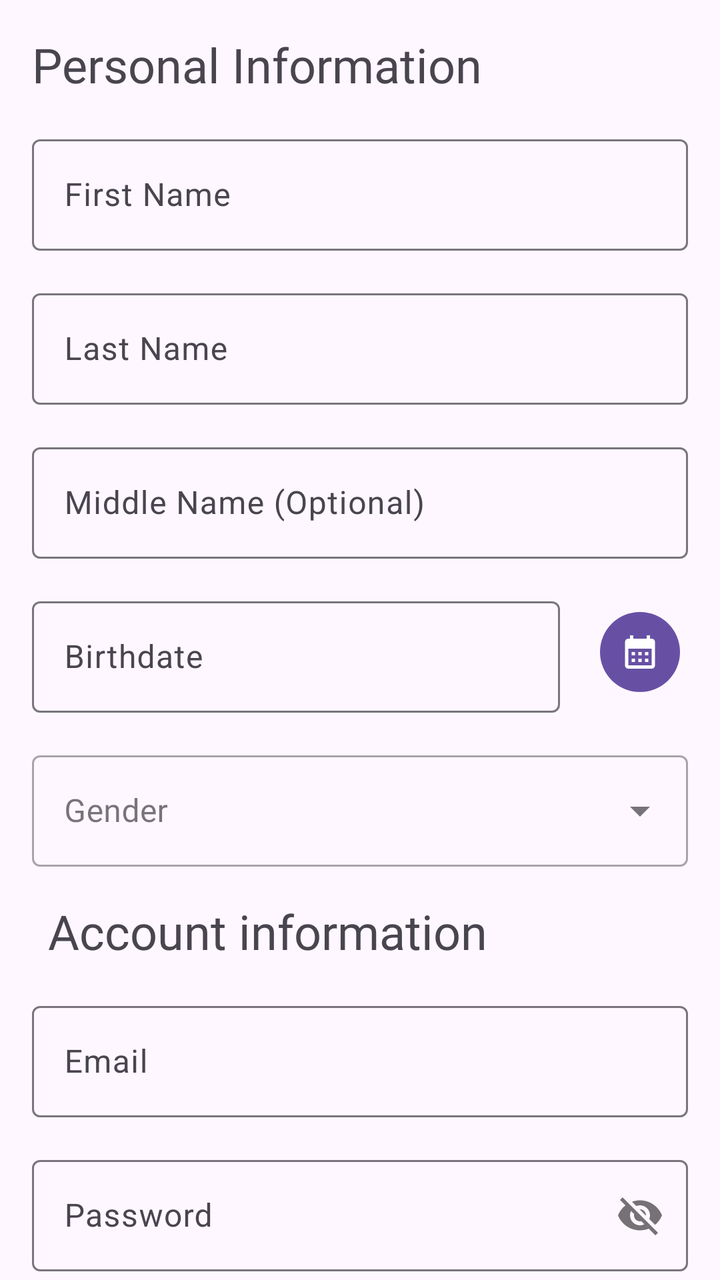
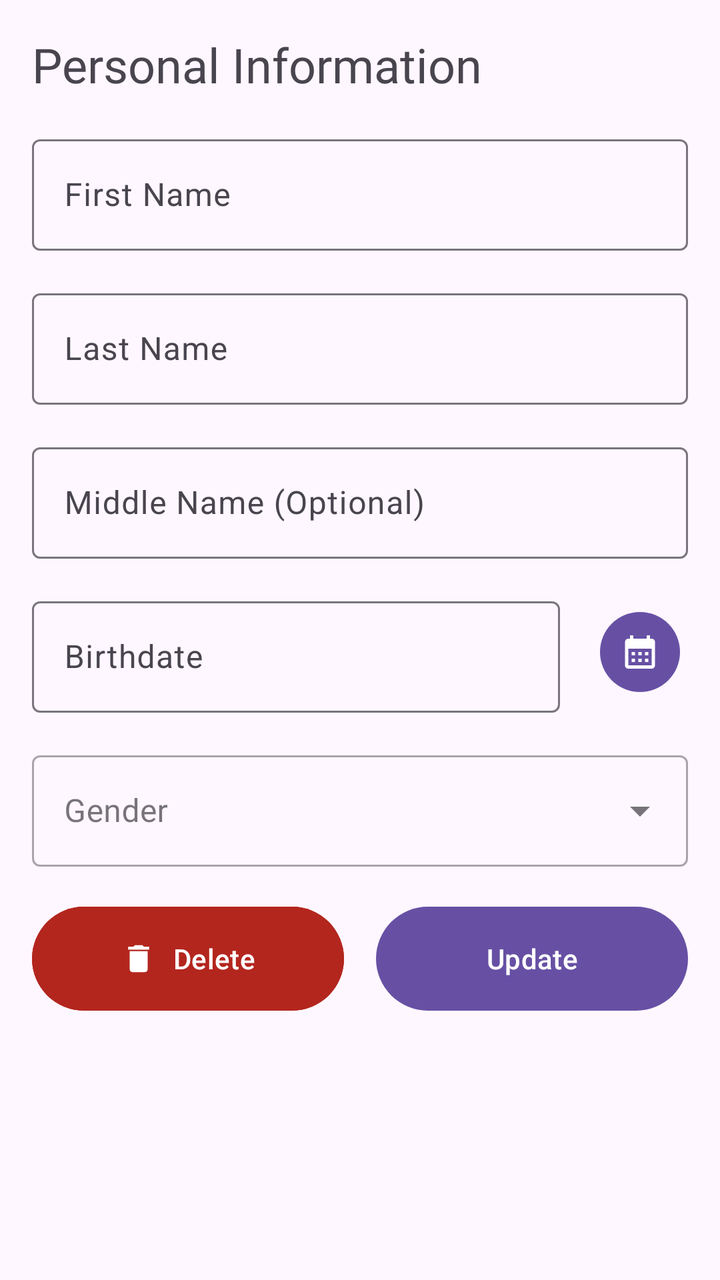

Screens rendered from an Android XML layout before and after an edit, with the pre-edit source and the edit as a unified diff.
<!-- AndroidManifest.xml: application theme Theme.RmmcTourism -->
<!-- res/layout/activity_update_user.xml -->
<?xml version="1.0" encoding="utf-8"?>
<androidx.constraintlayout.widget.ConstraintLayout xmlns:android="http://schemas.android.com/apk/res/android"
    xmlns:app="http://schemas.android.com/apk/res-auto"
    xmlns:tools="http://schemas.android.com/tools"
    android:layout_width="match_parent"
    android:layout_height="match_parent"
    tools:context=".views.UpdateUser">

    <TextView
        android:id="@+id/textView12"
        android:layout_width="wrap_content"
        android:layout_height="wrap_content"
        android:layout_marginStart="16dp"
        android:layout_marginTop="16dp"
        android:fontFamily="@font/inter_bold"
        android:text="Personal Information"
        android:textSize="24sp"
        app:layout_constraintStart_toStartOf="parent"
        app:layout_constraintTop_toTopOf="parent" />

    <TextView
        android:id="@+id/textView16"
        android:layout_width="wrap_content"
        android:layout_height="wrap_content"
        android:layout_marginStart="24dp"
        android:layout_marginTop="16dp"
        android:fontFamily="@font/inter_bold"
        android:text="Account information"
        android:textSize="24sp"
        app:layout_constraintStart_toStartOf="parent"
        app:layout_constraintTop_toBottomOf="@+id/til_update_gender" />

    <com.google.android.material.textfield.TextInputLayout
        android:id="@+id/til_update_first_name"
        android:layout_width="0dp"
        android:layout_height="wrap_content"
        android:layout_marginStart="16dp"
        android:layout_marginTop="16dp"
        android:layout_marginEnd="16dp"
        app:layout_constraintEnd_toEndOf="parent"
        app:layout_constraintStart_toStartOf="parent"
        app:layout_constraintTop_toBottomOf="@+id/textView12">

        <com.google.android.material.textfield.TextInputEditText
            android:layout_width="match_parent"
            android:layout_height="wrap_content"
            android:hint="First Name" />
    </com.google.android.material.textfield.TextInputLayout>

    <com.google.android.material.textfield.TextInputLayout
        android:id="@+id/til_update_last_name"
        android:layout_width="0dp"
        android:layout_height="wrap_content"
        android:layout_marginStart="16dp"
        android:layout_marginTop="16dp"
        android:layout_marginEnd="16dp"
        app:layout_constraintEnd_toEndOf="parent"
        app:layout_constraintStart_toStartOf="parent"
        app:layout_constraintTop_toBottomOf="@+id/til_update_first_name">

        <com.google.android.material.textfield.TextInputEditText
            android:layout_width="match_parent"
            android:layout_height="wrap_content"
            android:hint="Last Name" />
    </com.google.android.material.textfield.TextInputLayout>

    <com.google.android.material.textfield.TextInputLayout
        android:id="@+id/til_update_middle_name"
        android:layout_width="0dp"
        android:layout_height="wrap_content"
        android:layout_marginStart="16dp"
        android:layout_marginTop="16dp"
        android:layout_marginEnd="16dp"
        app:layout_constraintEnd_toEndOf="parent"
        app:layout_constraintStart_toStartOf="parent"
        app:layout_constraintTop_toBottomOf="@+id/til_update_last_name">

        <com.google.android.material.textfield.TextInputEditText
            android:layout_width="match_parent"
            android:layout_height="wrap_content"
            android:hint="Middle Name (Optional)" />
    </com.google.android.material.textfield.TextInputLayout>

    <com.google.android.material.textfield.TextInputLayout
        android:id="@+id/til_update_birthdate"
        android:layout_width="0dp"
        android:layout_height="wrap_content"
        android:layout_marginStart="16dp"
        android:layout_marginTop="16dp"
        android:layout_marginEnd="16dp"
        app:layout_constraintEnd_toStartOf="@+id/btn_update_birthdate"
        app:layout_constraintStart_toStartOf="parent"
        app:layout_constraintTop_toBottomOf="@+id/til_update_middle_name">

        <com.google.android.material.textfield.TextInputEditText
            android:layout_width="match_parent"
            android:layout_height="wrap_content"
            android:hint="Birthdate" />
    </com.google.android.material.textfield.TextInputLayout>

    <Button
        android:id="@+id/btn_update_birthdate"
        style="?attr/materialIconButtonFilledStyle"
        android:layout_width="wrap_content"
        android:layout_height="wrap_content"
        android:layout_marginEnd="16dp"
        android:contentDescription="Select date"
        app:icon="@drawable/ic_calendar"
        app:layout_constraintBottom_toBottomOf="@+id/til_update_birthdate"
        app:layout_constraintEnd_toEndOf="parent"
        app:layout_constraintTop_toTopOf="@+id/til_update_birthdate" />

    <com.google.android.material.textfield.TextInputLayout
        android:id="@+id/til_update_gender"
        style="@style/Widget.MaterialComponents.TextInputLayout.OutlinedBox.ExposedDropdownMenu"
        android:layout_width="0dp"
        android:layout_height="wrap_content"
        android:layout_marginStart="16dp"
        android:layout_marginTop="16dp"
        android:layout_marginEnd="16dp"
        app:layout_constraintEnd_toEndOf="parent"
        app:layout_constraintStart_toStartOf="parent"
        app:layout_constraintTop_toBottomOf="@+id/til_update_birthdate">

        <AutoCompleteTextView
            android:id="@+id/actv_update_gender"
            android:layout_width="match_parent"
            android:layout_height="wrap_content"
            android:contentDescription="Gender"
            android:fontFamily="@font/inter"
            android:hint="Gender"
            android:inputType="none" />
    </com.google.android.material.textfield.TextInputLayout>

    <com.google.android.material.textfield.TextInputLayout
        android:id="@+id/til_update_email"
        android:layout_width="0dp"
        android:layout_height="wrap_content"
        android:layout_marginStart="16dp"
        android:layout_marginTop="16dp"
        android:layout_marginEnd="16dp"
        app:layout_constraintEnd_toEndOf="parent"
        app:layout_constraintStart_toStartOf="parent"
        app:layout_constraintTop_toBottomOf="@+id/textView16">

        <com.google.android.material.textfield.TextInputEditText
            android:layout_width="match_parent"
            android:layout_height="wrap_content"
            android:hint="Email" />
    </com.google.android.material.textfield.TextInputLayout>

    <com.google.android.material.textfield.TextInputLayout
        android:id="@+id/til_update_password"
        android:layout_width="0dp"
        android:layout_height="wrap_content"
        android:layout_marginStart="16dp"
        android:layout_marginTop="16dp"
        android:layout_marginEnd="16dp"
        android:enabled="true"
        app:layout_constraintEnd_toEndOf="parent"
        app:layout_constraintStart_toStartOf="parent"
        app:layout_constraintTop_toBottomOf="@+id/til_update_email"
        app:passwordToggleEnabled="true">

        <com.google.android.material.textfield.TextInputEditText
            android:layout_width="match_parent"
            android:layout_height="wrap_content"
            android:hint="Password" />
    </com.google.android.material.textfield.TextInputLayout>

    <com.google.android.material.textfield.TextInputLayout
        android:id="@+id/til_update_password_retype"
        android:layout_width="0dp"
        android:layout_height="wrap_content"
        android:layout_marginStart="16dp"
        android:layout_marginTop="16dp"
        android:layout_marginEnd="16dp"
        android:enabled="true"
        app:layout_constraintEnd_toEndOf="parent"
        app:layout_constraintStart_toStartOf="parent"
        app:layout_constraintTop_toBottomOf="@+id/til_update_password"
        app:passwordToggleEnabled="true">

        <com.google.android.material.textfield.TextInputEditText
            android:layout_width="match_parent"
            android:layout_height="wrap_content"
            android:hint="Retype password" />
    </com.google.android.material.textfield.TextInputLayout>

    <Button
        android:id="@+id/btn_update_delete"
        android:layout_width="0dp"
        android:layout_height="60dp"
        android:layout_marginStart="16dp"
        android:layout_marginTop="16dp"
        android:layout_marginEnd="8dp"
        android:layout_marginBottom="16dp"
        android:backgroundTint="?attr/colorError"
        android:text="Delete"
        app:icon="@drawable/ic_delete"
        app:iconGravity="textStart"
        app:layout_constraintBottom_toBottomOf="parent"
        app:layout_constraintEnd_toStartOf="@+id/btn_update"
        app:layout_constraintHorizontal_bias="0.5"
        app:layout_constraintHorizontal_chainStyle="spread"
        app:layout_constraintStart_toStartOf="parent"
        app:layout_constraintTop_toBottomOf="@+id/til_update_password_retype"
        app:layout_constraintVertical_bias="0.0" />

    <Button
        android:id="@+id/btn_update"
        android:layout_width="0dp"
        android:layout_height="60dp"
        android:layout_marginStart="8dp"
        android:layout_marginTop="16dp"
        android:layout_marginEnd="16dp"
        android:layout_marginBottom="16dp"
        android:text="Update"
        app:layout_constraintBottom_toBottomOf="parent"
        app:layout_constraintEnd_toEndOf="parent"
        app:layout_constraintHorizontal_bias="0.5"
        app:layout_constraintStart_toEndOf="@+id/btn_update_delete"
        app:layout_constraintTop_toBottomOf="@+id/til_update_password_retype"
        app:layout_constraintVertical_bias="0.0" />
</androidx.constraintlayout.widget.ConstraintLayout>
<!-- resources referenced by this layout -->
<resources>
  <!-- drawable ic_calendar (drawable) -->
  <vector android:height="24dp" android:tint="#000000"
      android:viewportHeight="24" android:viewportWidth="24"
      android:width="24dp" xmlns:android="http://schemas.android.com/apk/res/android">
      <path android:fillColor="@android:color/white" android:pathData="M19,4h-1V2h-2v2H8V2H6v2H5C3.89,4 3.01,4.9 3.01,6L3,20c0,1.1 0.89,2 2,2h14c1.1,0 2,-0.9 2,-2V6C21,4.9 20.1,4 19,4zM19,20H5V10h14V20zM9,14H7v-2h2V14zM13,14h-2v-2h2V14zM17,14h-2v-2h2V14zM9,18H7v-2h2V18zM13,18h-2v-2h2V18zM17,18h-2v-2h2V18z"/>
  </vector>
  <!-- drawable ic_delete (drawable) -->
  <vector android:height="24dp" android:tint="#000000"
      android:viewportHeight="24" android:viewportWidth="24"
      android:width="24dp" xmlns:android="http://schemas.android.com/apk/res/android">
      <path android:fillColor="@android:color/white" android:pathData="M6,19c0,1.1 0.9,2 2,2h8c1.1,0 2,-0.9 2,-2V7H6v12zM19,4h-3.5l-1,-1h-5l-1,1H5v2h14V4z"/>
  </vector>
  <style name="Theme.RmmcTourism" parent="Base.Theme.RmmcTourism" />
  <style name="Base.Theme.RmmcTourism" parent="Theme.Material3.DayNight.NoActionBar">
          
          
      </style>
</resources>

<!-- the commit's change to res/layout/activity_update_user.xml (unified diff, before → after) -->
@@ -17,18 +17,6 @@
         android:textSize="24sp"
         app:layout_constraintStart_toStartOf="parent"
         app:layout_constraintTop_toTopOf="parent" />
-
-    <TextView
-        android:id="@+id/textView16"
-        android:layout_width="wrap_content"
-        android:layout_height="wrap_content"
-        android:layout_marginStart="24dp"
-        android:layout_marginTop="16dp"
-        android:fontFamily="@font/inter_bold"
-        android:text="Account information"
-        android:textSize="24sp"
-        app:layout_constraintStart_toStartOf="parent"
-        app:layout_constraintTop_toBottomOf="@+id/til_update_gender" />
 
     <com.google.android.material.textfield.TextInputLayout
         android:id="@+id/til_update_first_name"
@@ -132,61 +120,6 @@
             android:inputType="none" />
     </com.google.android.material.textfield.TextInputLayout>
 
-    <com.google.android.material.textfield.TextInputLayout
-        android:id="@+id/til_update_email"
-        android:layout_width="0dp"
-        android:layout_height="wrap_content"
-        android:layout_marginStart="16dp"
-        android:layout_marginTop="16dp"
-        android:layout_marginEnd="16dp"
-        app:layout_constraintEnd_toEndOf="parent"
-        app:layout_constraintStart_toStartOf="parent"
-        app:layout_constraintTop_toBottomOf="@+id/textView16">
-
-        <com.google.android.material.textfield.TextInputEditText
-            android:layout_width="match_parent"
-            android:layout_height="wrap_content"
-            android:hint="Email" />
-    </com.google.android.material.textfield.TextInputLayout>
-
-    <com.google.android.material.textfield.TextInputLayout
-        android:id="@+id/til_update_password"
-        android:layout_width="0dp"
-        android:layout_height="wrap_content"
-        android:layout_marginStart="16dp"
-        android:layout_marginTop="16dp"
-        android:layout_marginEnd="16dp"
-        android:enabled="true"
-        app:layout_constraintEnd_toEndOf="parent"
-        app:layout_constraintStart_toStartOf="parent"
-        app:layout_constraintTop_toBottomOf="@+id/til_update_email"
-        app:passwordToggleEnabled="true">
-
-        <com.google.android.material.textfield.TextInputEditText
-            android:layout_width="match_parent"
-            android:layout_height="wrap_content"
-            android:hint="Password" />
-    </com.google.android.material.textfield.TextInputLayout>
-
-    <com.google.android.material.textfield.TextInputLayout
-        android:id="@+id/til_update_password_retype"
-        android:layout_width="0dp"
-        android:layout_height="wrap_content"
-        android:layout_marginStart="16dp"
-        android:layout_marginTop="16dp"
-        android:layout_marginEnd="16dp"
-        android:enabled="true"
-        app:layout_constraintEnd_toEndOf="parent"
-        app:layout_constraintStart_toStartOf="parent"
-        app:layout_constraintTop_toBottomOf="@+id/til_update_password"
-        app:passwordToggleEnabled="true">
-
-        <com.google.android.material.textfield.TextInputEditText
-            android:layout_width="match_parent"
-            android:layout_height="wrap_content"
-            android:hint="Retype password" />
-    </com.google.android.material.textfield.TextInputLayout>
-
     <Button
         android:id="@+id/btn_update_delete"
         android:layout_width="0dp"
@@ -204,7 +137,7 @@
         app:layout_constraintHorizontal_bias="0.5"
         app:layout_constraintHorizontal_chainStyle="spread"
         app:layout_constraintStart_toStartOf="parent"
-        app:layout_constraintTop_toBottomOf="@+id/til_update_password_retype"
+        app:layout_constraintTop_toBottomOf="@+id/til_update_gender"
         app:layout_constraintVertical_bias="0.0" />
 
     <Button
@@ -220,6 +153,6 @@
         app:layout_constraintEnd_toEndOf="parent"
         app:layout_constraintHorizontal_bias="0.5"
         app:layout_constraintStart_toEndOf="@+id/btn_update_delete"
-        app:layout_constraintTop_toBottomOf="@+id/til_update_password_retype"
+        app:layout_constraintTop_toBottomOf="@+id/til_update_gender"
         app:layout_constraintVertical_bias="0.0" />
 </androidx.constraintlayout.widget.ConstraintLayout>
